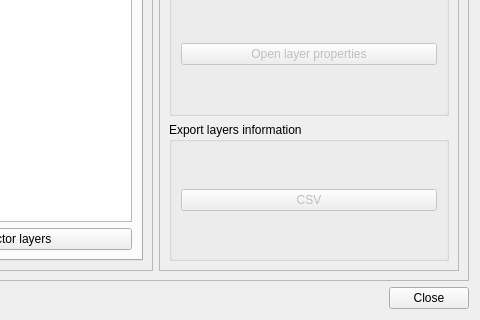
Old version of the form layer_board_dialog_base.ui in the repository 3liz/QgisLayerBoardPlugin; both pictures show x 573 to 1053 and y 280 to 600 of the 1053 by 600 pixel window.
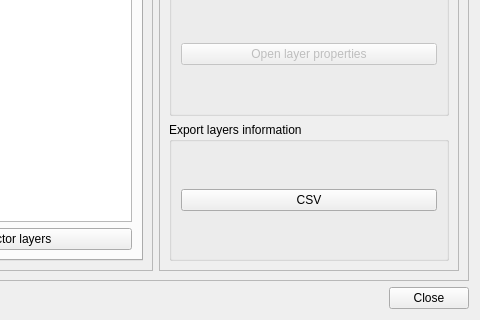
New version of the form.

Commit message: Feature - Button to export visible table to Comma Separated Values (CSV)

What changed in the file:
```diff
--- a/layer_board_dialog_base.ui
+++ b/layer_board_dialog_base.ui
@@ -369,7 +369,7 @@
                <item>
                 <widget class="QPushButton" name="pushButton">
                  <property name="enabled">
-                  <bool>false</bool>
+                  <bool>true</bool>
                  </property>
                  <property name="text">
                   <string>CSV</string>
```
Left out of the diff: 2 changed lines with no effect on the pictures. The commit also changes 1 other file.
